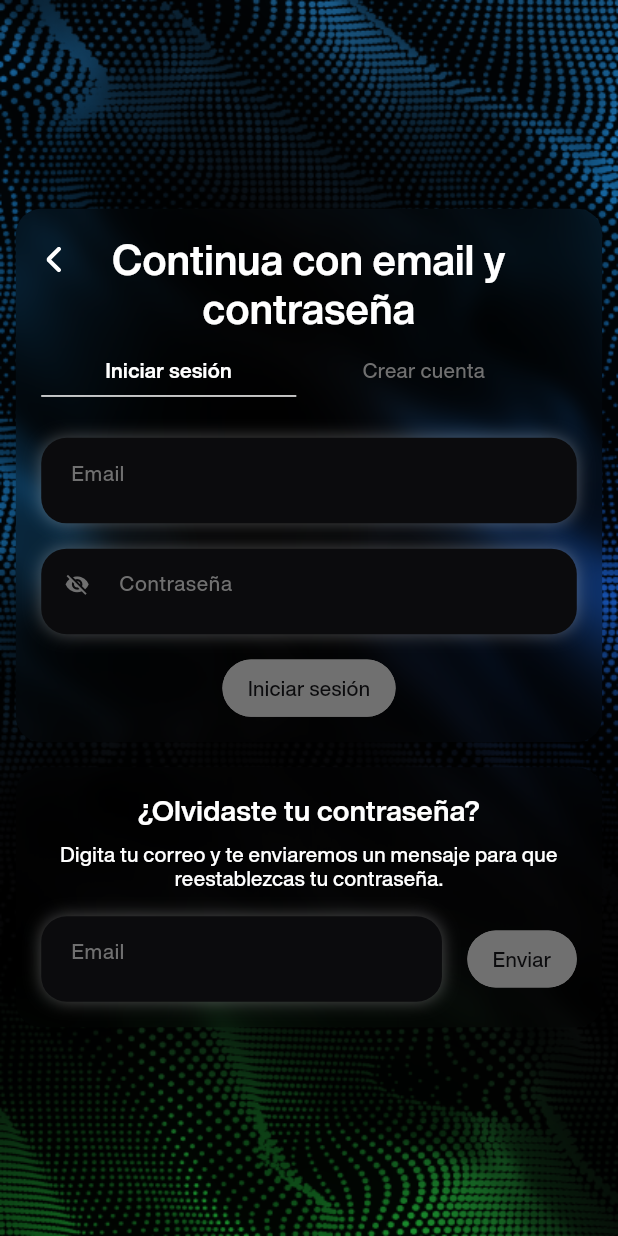
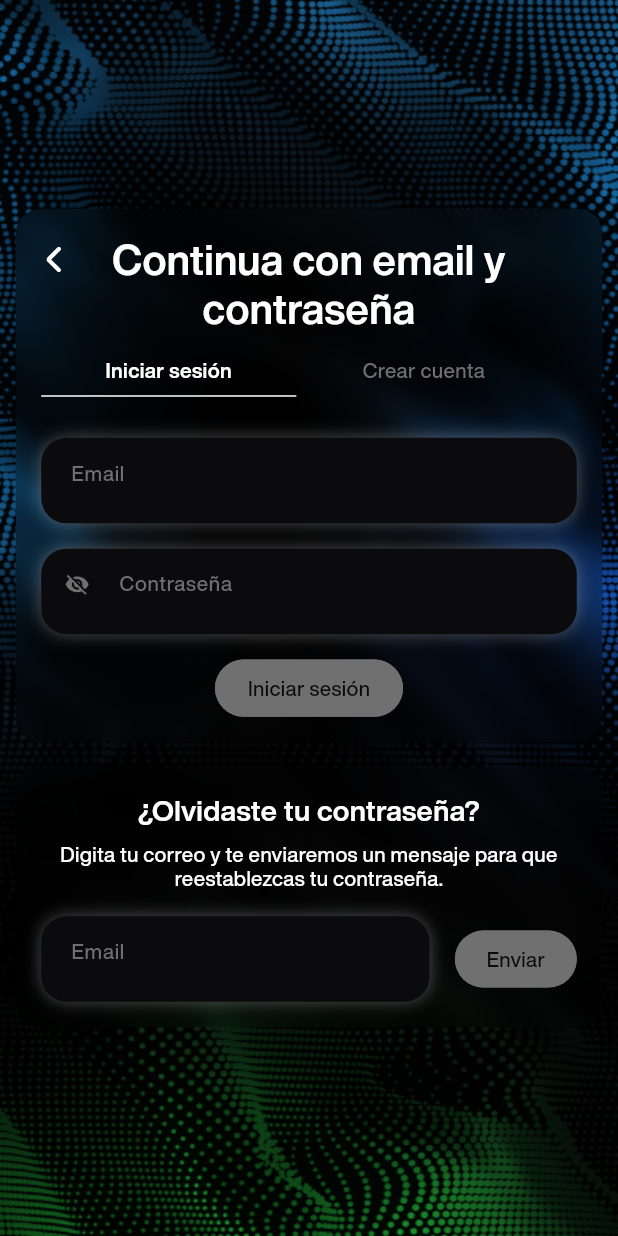
Before and after one commit to DanielR01/livit-flutter, a Flutter app: the screen it shows after launch, after a tap on "Comenzar", after a tap on "Continuar con email y contraseña", on a phone screen of 412 x 824 dp. Run offline on Flutter 3.47's test engine with Material 3 defaults, Android fonts, the phone set to English and light mode, and no system bars; our stand-ins replace bloc, cloud_firestore, equatable, firebase_auth, firebase_core, flutter_animate and 6 more; missing offline and left inert: country_picker_pro; accounts and stored records are empty; generated files the repository leaves out were written again.

Commit message:
minor changes on buttons, dialogs and icons

```diff
--- a/lib/constants/styles/button_style.dart
+++ b/lib/constants/styles/button_style.dart
@@ -4,7 +4,9 @@ import 'package:flutter_screenutil/flutter_screenutil.dart';
 class LivitButtonStyle {
   static BorderRadius radius = BorderRadius.circular(32.sp);
 
-  static EdgeInsets horizontalPadding = EdgeInsets.symmetric(horizontal: 16.sp);
+  static double paddingValue = 16.sp;
+
+  static EdgeInsets padding = EdgeInsets.symmetric(horizontal: paddingValue);
 
   static double height = 36.sp;
 }
--- a/lib/constants/styles/livit_text.dart
+++ b/lib/constants/styles/livit_text.dart
@@ -86,72 +86,76 @@ class LivitText extends StatelessWidget {
 }
 
 class LivitTextStyle {
+  static const double _goldenRatio = 1.618;
+  static final double regularFontSize = 13.sp;
+  static final double smallFontSize = regularFontSize * (_goldenRatio - 1) * 1.5;
+
   static TextStyle regularWhiteActiveText = TextStyle(
     color: LivitColors.whiteActive,
     fontWeight: FontWeight.w500,
     fontFamily: 'HelveticaNowDisplay',
-    fontSize: 13.sp,
+    fontSize: regularFontSize,
   );
   static TextStyle regularWhiteActiveBoldText = TextStyle(
     color: LivitColors.whiteActive,
     fontFamily: 'HelveticaNowDisplay',
     fontWeight: FontWeight.bold,
-    fontSize: 13.sp,
+    fontSize: regularFontSize,
   );
   static TextStyle regularWhiteInactiveText = TextStyle(
     color: LivitColors.whiteInactive,
     fontFamily: 'HelveticaNowDisplay',
-    fontSize: 13.sp,
+    fontSize: regularFontSize,
   );
   static TextStyle regularWhiteInactiveBoldText = TextStyle(
     color: LivitColors.whiteInactive,
     fontFamily: 'HelveticaNowDisplay',
     fontWeight: FontWeight.bold,
-    fontSize: 13.sp,
+    fontSize: regularFontSize,
   );
   static TextStyle regularBlackText = TextStyle(
     color: LivitColors.mainBlack,
     fontFamily: 'HelveticaNowDisplay',
     fontWeight: FontWeight.w500,
-    fontSize: 13.sp,
+    fontSize: regularFontSize,
   );
   static TextStyle regularBlackBoldText = TextStyle(
     color: LivitColors.mainBlack,
     fontFamily: 'HelveticaNowDisplay',
     fontWeight: FontWeight.bold,
-    fontSize: 13.sp,
+    fontSize: regularFontSize,
   );
   static TextStyle regularBlueActiveText = TextStyle(
     color: LivitColors.mainBlueActive,
     fontFamily: 'HelveticaNowDisplay',
-    fontSize: 13.sp,
+    fontSize: regularFontSize,
   );
   static TextStyle regularBlueBoldActiveText = TextStyle(
     color: LivitColors.mainBlueActive,
     fontFamily: 'HelveticaNowDisplay',
-    fontSize: 13.sp,
+    fontSize: regularFontSize,
     fontWeight: FontWeight.bold,
   );
   static TextStyle regularBlueInactiveText = TextStyle(
     color: LivitColors.mainBlueInactive,
     fontFamily: 'HelveticaNowDisplay',
-    fontSize: 13.sp,
+    fontSize: regularFontSize,
   );
   static TextStyle regularBlueBoldInactiveText = TextStyle(
     color: LivitColors.mainBlueInactive,
     fontFamily: 'HelveticaNowDisplay',
-    fontSize: 13.sp,
+    fontSize: regularFontSize,
     fontWeight: FontWeight.bold,
   );
   static TextStyle smallWhiteActiveText = TextStyle(
     color: LivitColors.whiteActive,
     fontFamily: 'HelveticaNowDisplay',
-    fontSize: 12.sp,
+    fontSize: smallFontSize,
   );
   static TextStyle smallWhiteActiveBoldText = TextStyle(
     color: LivitColors.whiteActive,
     fontFamily: 'HelveticaNowDisplay',
     fontWeight: FontWeight.bold,
-    fontSize: 12.sp,
+    fontSize: smallFontSize,
   );
 }
--- a/lib/services/auth/bloc/auth_bloc.dart
+++ b/lib/services/auth/bloc/auth_bloc.dart
@@ -76,7 +76,7 @@ class AuthBloc extends Bloc<AuthEvent, AuthState> {
 
     on<AuthEventSendOtpCode>(
       (event, emit) async {
-        emit(const AuthStateSendingCode());
+        emit(AuthStateSendingCode(isResending: event.isResending));
         final phoneCode = event.phoneCode;
         final phoneNumber = event.phoneNumber;
         try {
@@ -164,6 +164,7 @@ class AuthBloc extends Bloc<AuthEvent, AuthState> {
           isLoggingInWithGoogle: false,
           isLoggingIngWithPhoneAndOtp: true,
         ));
+        await Future.delayed(const Duration(seconds: 5));
         final verificationId = event.verificationId;
         final otpCode = event.otpCode;
         try {
--- a/lib/services/auth/bloc/auth_event.dart
+++ b/lib/services/auth/bloc/auth_event.dart
@@ -25,9 +25,11 @@ class AuthEventLogInWithGoogle extends AuthEvent {
 class AuthEventSendOtpCode extends AuthEvent {
   final String phoneCode;
   final String phoneNumber;
+  final bool isResending;
   const AuthEventSendOtpCode({
     required this.phoneCode,
     required this.phoneNumber,
+    required this.isResending
   });
 }
 
--- a/lib/services/auth/bloc/auth_state.dart
+++ b/lib/services/auth/bloc/auth_state.dart
@@ -53,7 +53,8 @@ class AuthStateNeedsVerification extends AuthState {
 }
 
 class AuthStateSendingCode extends AuthState {
-  const AuthStateSendingCode();
+  final bool isResending;
+  const AuthStateSendingCode({required this.isResending});
 }
 
 class AuthStateCodeSent extends AuthState {
--- a/lib/utilities/bars_containers_fields/text_field.dart
+++ b/lib/utilities/bars_containers_fields/text_field.dart
@@ -24,6 +24,7 @@ class LivitTextField extends StatefulWidget {
   final TextStyle? bottomCaptionStyle;
   final bool? externalIsValid;
   final bool isPasswordField;
+  final Widget? bottomCaptionWidget;
 
   const LivitTextField({
     super.key,
@@ -42,6 +43,7 @@ class LivitTextField extends StatefulWidget {
     this.bottomCaptionText,
     this.externalIsValid,
     this.isPasswordField = false,
+    this.bottomCaptionWidget,
   });
 
   @override
@@ -123,13 +125,17 @@ class _LivitTextFieldState extends State<LivitTextField> {
             ),
           ),
         ),
-        if (widget.bottomCaptionText != null) ...[
+        if (widget.bottomCaptionText != null && widget.bottomCaptionWidget == null) ...[
           LivitSpaces.s,
           Text(
             widget.bottomCaptionText!,
             style: widget.bottomCaptionStyle ?? LivitTextStyle.regularWhiteActiveBoldText,
             textAlign: TextAlign.center,
           ),
+        ],
+        if (widget.bottomCaptionWidget != null) ...[
+          LivitSpaces.s,
+          widget.bottomCaptionWidget!,
         ],
       ],
     );
@@ -205,10 +211,10 @@ class _LivitTextFieldState extends State<LivitTextField> {
                       ),
                       child: SizedBox(
                         height: 16.sp,
-                        child: const Icon(
+                        child:  Icon(
                           CupertinoIcons.delete_solid,
                           color: LivitColors.whiteInactive,
-                          size: 16,
+                          size: 16.sp,
                         ),
                       ),
                     ),
--- a/lib/utilities/buttons/button.dart
+++ b/lib/utilities/buttons/button.dart
@@ -1,5 +1,4 @@
 import 'package:flutter/material.dart';
-import 'package:flutter_screenutil/flutter_screenutil.dart';
 import 'package:livit/constants/colors.dart';
 import 'package:livit/constants/styles/button_style.dart';
 import 'package:livit/constants/styles/shadows.dart';
@@ -15,7 +14,7 @@ enum ButtonType {
   mainRed,
 }
 
-class Button extends StatelessWidget {
+class Button extends StatefulWidget {
   final String text;
   final VoidCallback onPressed;
   final bool isActive;
@@ -116,6 +115,7 @@ class Button extends StatelessWidget {
     required bool isActive,
     required VoidCallback onPressed,
     bool blueStyle = false,
+    bool isLoading = false,
   }) {
     Color activeBackgroundColor = blueStyle ? LivitColors.mainBlueActive : LivitColors.whiteActive;
     return Button(
@@ -126,6 +126,7 @@ class Button extends StatelessWidget {
       isShadowActive: false,
       transparent: false,
       bold: false,
+      isLoading: isLoading,
       activeBackgroundColor: activeBackgroundColor,
       activeTextColor: LivitColors.mainBlack,
       inactiveBackgroundColor: LivitColors.whiteInactive,
@@ -137,6 +138,7 @@ class Button extends StatelessWidget {
     required String text,
     required bool isActive,
     required VoidCallback onPressed,
+    bool isLoading = false,
     bool blueStyle = false,
   }) {
     return Button(
@@ -255,27 +257,56 @@ class Button extends StatelessWidget {
   }
 
   @override
+  State<Button> createState() => _ButtonState();
+}
+
+class _ButtonState extends State<Button> with SingleTickerProviderStateMixin {
+  late AnimationController _dotsAnimationController;
+  late Animation<int> _dotsAnimation;
+
+  @override
+  void initState() {
+    super.initState();
+    _dotsAnimationController = AnimationController(
+      vsync: this,
+      duration: const Duration(milliseconds: 900),
+    )..repeat();
+
+    _dotsAnimation = IntTween(begin: 0, end: 3).animate(
+      CurvedAnimation(parent: _dotsAnimationController, curve: Curves.easeInOut),
+    );
+  }
+
+  @override
+  void dispose() {
+    _dotsAnimationController.dispose();
+    super.dispose();
+  }
+
+  @override
   Widget build(BuildContext context) {
-    final backgroundColor = isActive
-        ? (transparent ? Colors.transparent : activeBackgroundColor ?? LivitColors.mainBlack)
-        : (transparent ? Colors.transparent : inactiveBackgroundColor);
+    final backgroundColor = widget.isActive
+        ? (widget.transparent ? Colors.transparent : widget.activeBackgroundColor ?? LivitColors.mainBlack)
+        : (widget.transparent ? Colors.transparent : widget.inactiveBackgroundColor);
 
-    final textColor = isActive
-        ? (activeTextColor ?? (blueStyle ? LivitColors.mainBlueActive : LivitColors.whiteActive))
-        : (inactiveTextColor ?? (blueStyle ? LivitColors.mainBlueInactive : LivitColors.whiteInactive));
+    final textColor = widget.isActive
+        ? (widget.activeTextColor ?? (widget.blueStyle ? LivitColors.mainBlueActive : LivitColors.whiteActive))
+        : (widget.inactiveTextColor ?? (widget.blueStyle ? LivitColors.mainBlueInactive : LivitColors.whiteInactive));
 
-    final List<BoxShadow> boxShadow = isActive && isShadowActive
+    final List<BoxShadow> boxShadow = widget.isActive && widget.isShadowActive
         ? [
-            blueStyle
+            widget.blueStyle
                 ? LivitShadows.activeBlueShadow
-                : (activeShadowColor != null)
-                    ? LivitShadows.shadow(activeShadowColor!)
+                : (widget.activeShadowColor != null)
+                    ? LivitShadows.shadow(widget.activeShadowColor!)
                     : LivitShadows.activeWhiteShadow
           ]
-        : (isShadowActive ? [blueStyle ? LivitShadows.inactiveBlueShadow : LivitShadows.inactiveWhiteShadow] : []);
+        : (widget.isShadowActive ? [widget.blueStyle ? LivitShadows.inactiveBlueShadow : LivitShadows.inactiveWhiteShadow] : []);
 
+    return LayoutBuilder(
+      builder: (context, constraints) {
         return Container(
-      width: width,
+          width: widget.width,
           height: LivitButtonStyle.height,
           decoration: BoxDecoration(
             borderRadius: LivitButtonStyle.radius,
@@ -283,6 +314,10 @@ class Button extends StatelessWidget {
             boxShadow: boxShadow,
           ),
           child: IntrinsicWidth(
+            child: ConstrainedBox(
+              constraints: BoxConstraints(
+                minWidth: _calculateMinWidth(context, textColor),
+              ),
               child: Material(
                 color: backgroundColor,
                 shape: RoundedRectangleBorder(
@@ -290,27 +325,30 @@ class Button extends StatelessWidget {
                 ),
                 child: InkWell(
                   borderRadius: LivitButtonStyle.radius,
-            onTap: (isActive && !isLoading) ? onPressed : null,
+                  onTap: (widget.isActive && !widget.isLoading) ? widget.onPressed : null,
                   child: Padding(
-              padding: LivitButtonStyle.horizontalPadding,
+                    padding: LivitButtonStyle.padding,
                     child: Center(
                       child: Row(
                         mainAxisSize: MainAxisSize.min,
                         children: [
                           LivitText(
-                      text,
+                            widget.text,
                             textStyle: TextType.regular,
                             color: textColor,
-                      fontWeight: bold ? FontWeight.bold : null,
+                            fontWeight: widget.bold ? FontWeight.bold : null,
                           ),
-                    if (isLoading)
-                      SizedBox(
-                        width: 16.sp,
-                        height: 16.sp,
-                        child: CircularProgressIndicator(
+                          if (widget.isLoading)
+                            AnimatedBuilder(
+                              animation: _dotsAnimation,
+                              builder: (context, child) {
+                                return LivitText(
+                                  '.' * _dotsAnimation.value,
+                                  textStyle: TextType.regular,
                                   color: textColor,
-                          backgroundColor: Colors.transparent,
-                        ),
+                                  fontWeight: widget.bold ? FontWeight.bold : null,
+                                );
+                              },
                             ),
                         ],
                       ),
@@ -319,6 +357,26 @@ class Button extends StatelessWidget {
                 ),
               ),
             ),
+          ),
+        );
+      },
     );
   }
+
+  double _calculateMinWidth(BuildContext context, Color textColor) {
+    final TextPainter textPainter = TextPainter(
+      text: TextSpan(
+        text: widget.text + '...',
+        style: TextStyle(
+          fontSize: LivitTextStyle.regularFontSize,
+          fontWeight: widget.bold ? FontWeight.bold : FontWeight.normal,
+          color: textColor,
+        ),
+      ),
+      maxLines: 1,
+      textDirection: TextDirection.ltr,
+    )..layout(minWidth: 0, maxWidth: double.infinity);
+
+    return textPainter.width + LivitButtonStyle.paddingValue * 2;
   }
+}
--- a/lib/utilities/dialogs/generic_dialog.dart
+++ b/lib/utilities/dialogs/generic_dialog.dart
@@ -1,5 +1,4 @@
 import 'dart:ui';
-
 import 'package:flutter/material.dart';
 import 'package:livit/constants/styles/container_style.dart';
 import 'package:livit/constants/styles/spaces.dart';
@@ -13,6 +12,7 @@ Future<T?> showGenericDialog<T>({
   required BuildContext context,
   required String title,
   String? content,
+  TextAlign? contentAlign,
   required DialogOptionBuilder optionBuilder,
 }) {
   final options = optionBuilder();
@@ -42,7 +42,7 @@ Future<T?> showGenericDialog<T>({
                           mainAxisSize: MainAxisSize.min,
                           children: [
                             LivitSpaces.m,
-                            LivitText(content),
+                            LivitText(content, textAlign: contentAlign ?? TextAlign.center),
                             LivitSpaces.l,
                           ],
                         ),
--- a/lib/views/auth/login/email_login.dart
+++ b/lib/views/auth/login/email_login.dart
@@ -1,6 +1,7 @@
 import 'package:flutter/material.dart';
 import 'package:flutter_bloc/flutter_bloc.dart';
 import 'package:flutter_screenutil/flutter_screenutil.dart';
+import 'package:flutter/cupertino.dart';
 import 'package:livit/constants/colors.dart';
 import 'package:livit/constants/routes.dart';
 import 'package:livit/constants/styles/bar_style.dart';
@@ -16,6 +17,8 @@ import 'package:livit/utilities/bars_containers_fields/glass_container.dart';
 import 'package:livit/utilities/bars_containers_fields/text_field.dart';
 import 'package:livit/utilities/bars_containers_fields/title_bar.dart';
 import 'package:livit/utilities/buttons/button.dart';
+import 'package:livit/utilities/buttons/help_button.dart';
+import 'package:livit/utilities/dialogs/generic_dialog.dart';
 
 class EmailLoginView extends StatefulWidget {
   final UserType userType;
@@ -336,6 +339,7 @@ class _SignInState extends State<SignIn> {
               Button.main(
                 text: _isSigningIn ? 'Iniciando sesión' : 'Iniciar sesión',
                 isActive: _isEmailValid & _isPasswordValid,
+                isLoading: _isSigningIn,
                 onPressed: () {
                   context.read<AuthBloc>().add(
                         AuthEventLogInWithEmailAndPassword(
@@ -524,6 +528,7 @@ class _RegisterState extends State<Register> {
             Button.main(
               text: _isRegistering ? 'Creando cuenta' : 'Crear cuenta',
               isActive: _isEmailValid & _isPasswordValid & _arePasswordsEqual,
+              isLoading: _isRegistering,
               onPressed: () async {
                 setState(
                   () {
@@ -621,6 +626,7 @@ class _VerifyEmail extends State<VerifyEmail> {
                     Button.main(
                       text: _isSendingCode ? 'Enviando' : 'Reenviar',
                       isActive: true,
+                      isLoading: _isSendingCode,
                       onPressed: () async {
                         context.read<AuthBloc>().add(
                               AuthEventSendEmailVerification(email: widget.email),
@@ -658,12 +664,31 @@ class _ForgotPassword extends State<ForgotPassword> {
 
   bool _isEmailValid = false;
 
-  String? emailCaptionText;
+  Widget? emailCaptionWidget;
 
   void _onEmailChange(bool isValid) {
     setState(
       () {
         _isEmailValid = isValid;
+      },
+    );
+  }
+
+  void _showInfoDialog() {
+    showGenericDialog<void>(
+      context: context,
+      title: '¿No recibiste el correo de restablecimiento?',
+      content: 'Si no recibes el correo, por favor verifica lo siguiente:\n\n'
+          '- Revisa tu carpeta de spam o correo no deseado.\n\n'
+          '- Asegúrate de que la dirección de correo sea correcta y que este registrada en LIVIT.\n\n'
+          '- Espera unos minutos, a veces puede tardar en llegar.\n\n'
+          '- Si aún no lo recibes, intenta enviar la solicitud nuevamente.',
+      contentAlign: TextAlign.left,
+      optionBuilder: () => {
+        'Volver': {
+          'return': null,
+          'buttonType': ButtonType.main,
+        },
       },
     );
   }
@@ -685,19 +710,47 @@ class _ForgotPassword extends State<ForgotPassword> {
     return BlocBuilder<AuthBloc, AuthState>(
       builder: (context, state) {
         if (state is AuthStateSendingPasswordReset) {
-          emailCaptionText = null;
+          emailCaptionWidget = null;
           _isSendingEmail = true;
         } else if (state is AuthStatePasswordResetSent) {
           _isSendingEmail = false;
           _isEmailSent = true;
-          emailCaptionText = 'Solo te llegará un correo si existe una cuenta asociada a este email.';
+          emailCaptionWidget = Row(
+            mainAxisAlignment: MainAxisAlignment.center,
+            mainAxisSize: MainAxisSize.max,
+            children: [
+              const LivitText(
+                'Listo, ¿no te ha llegado?',
+                textAlign: TextAlign.center,
+              ),
+              HelpButton(onPressed: _showInfoDialog),
+            ],
+          );
         } else if (state is AuthStatePasswordResetSentError) {
           _isSendingEmail = false;
           _isEmailSent = false;
           if (state.exception.runtimeType == NetworkRequesFailed) {
-            emailCaptionText = 'Error de conexión';
+            emailCaptionWidget = const Row(
+              mainAxisAlignment: MainAxisAlignment.center,
+              mainAxisSize: MainAxisSize.max,
+              children: [
+                LivitText(
+                  'Error de conexión',
+                  textAlign: TextAlign.center,
+                ),
+              ],
+            );
           } else if (state.exception.runtimeType == GenericAuthException) {
-            emailCaptionText = 'Algo salio mal, intenta mas tarde';
+            emailCaptionWidget = const Row(
+              mainAxisAlignment: MainAxisAlignment.center,
+              mainAxisSize: MainAxisSize.max,
+              children: [
+                LivitText(
+                  'Algo salio mal, intenta mas tarde',
+                  textAlign: TextAlign.center,
+                ),
+              ],
+            );
           }
         }
         return GlassContainer(
@@ -724,7 +777,7 @@ class _ForgotPassword extends State<ForgotPassword> {
                         inputType: TextInputType.emailAddress,
                         regExp: RegExp(r'^[a-zA-Z0-9._%+-]+@[a-zA-Z0-9.-]+\.[a-zA-Z]{2,}$'),
                         onChanged: _onEmailChange,
-                        bottomCaptionText: emailCaptionText,
+                        bottomCaptionWidget: emailCaptionWidget,
                       ),
                     ),
                     LivitSpaces.m,
@@ -738,6 +791,7 @@ class _ForgotPassword extends State<ForgotPassword> {
                                   ? 'Enviado'
                                   : 'Enviar',
                           isActive: _isEmailValid,
+                          isLoading: _isSendingEmail,
                           onPressed: () async {
                             context.read<AuthBloc>().add(
                                   AuthEventSendPasswordReset(email: _emailController.text),
```
Also changed, not shown: lib/utilities/buttons/help_button.dart (added, +28 -0 lines), lib/utilities/login/confirm_otp_code.dart (+18 -10 lines), lib/views/auth/login/phone_login.dart (+6 -4 lines). Lines whose indentation alone changed are shown as unchanged.
